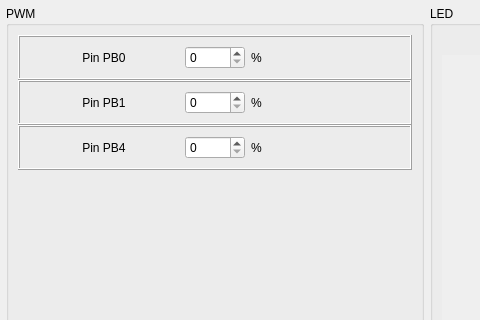
FreeJoy-Team/FreeJoyConfiguratorQt, file widgets/ledconfig.ui: the form before one commit; both pictures show x 0 to 480 and y 0 to 320 of the 1062 by 603 pixel window.
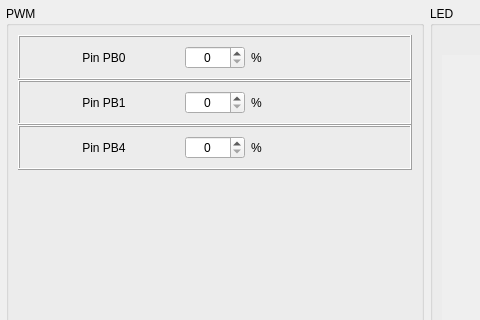
The form after the commit.

```diff
--- a/widgets/ledconfig.ui
+++ b/widgets/ledconfig.ui
@@ -59,6 +59,9 @@
          </item>
          <item>
           <widget class="QSpinBox" name="spinBox_LedPB0">
+           <property name="alignment">
+            <set>Qt::AlignCenter</set>
+           </property>
            <property name="maximum">
             <number>100</number>
            </property>
@@ -98,6 +101,9 @@
          </item>
          <item>
           <widget class="QSpinBox" name="spinBox_LedPB1">
+           <property name="alignment">
+            <set>Qt::AlignCenter</set>
+           </property>
            <property name="maximum">
             <number>100</number>
            </property>
@@ -134,6 +140,9 @@
          </item>
          <item>
           <widget class="QSpinBox" name="spinBox_LedPB4">
+           <property name="alignment">
+            <set>Qt::AlignCenter</set>
+           </property>
            <property name="maximum">
             <number>100</number>
            </property>
```
